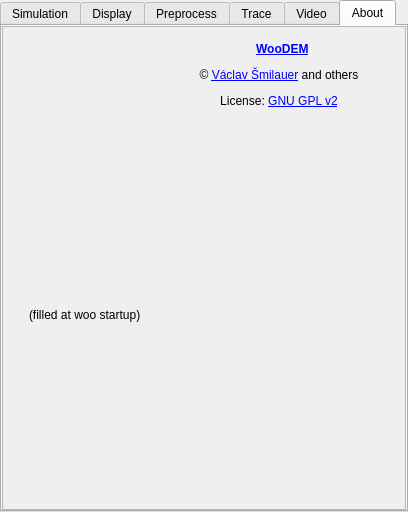
Old version of the form gui/qt4/controller.ui in the repository Azeko2xo/woodem.
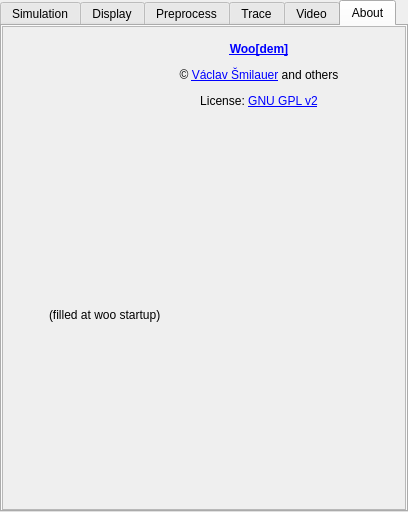
New version of the form. The open tabs and pages were chosen to show the change. Icons and pictures are not drawn.

```diff
--- a/gui/qt4/controller.ui
+++ b/gui/qt4/controller.ui
@@ -994,8 +994,8 @@
            <rect>
             <x>0</x>
             <y>0</y>
-            <width>223</width>
-            <height>124</height>
+            <width>402</width>
+            <height>477</height>
            </rect>
           </property>
           <property name="sizePolicy">
@@ -1037,7 +1037,7 @@
                 <bool>true</bool>
                </property>
                <property name="sizePolicy">
-                <sizepolicy hsizetype="MinimumExpanding" vsizetype="Minimum">
+                <sizepolicy hsizetype="Minimum" vsizetype="Minimum">
                  <horstretch>0</horstretch>
                  <verstretch>0</verstretch>
                 </sizepolicy>
@@ -1050,7 +1050,7 @@
                </property>
                <property name="maximumSize">
                 <size>
-                 <width>150</width>
+                 <width>110</width>
                  <height>100</height>
                 </size>
                </property>
@@ -1097,7 +1097,7 @@
                 </size>
                </property>
                <property name="text">
-                <string>&lt;p align=&quot;center&quot;&gt;&amp;nbsp;&amp;nbsp;&lt;a href=&quot;http://www.woodem.eu&quot;&gt;&lt;b&gt;WooDEM&lt;/b&gt;&lt;/a&gt;&lt;/p&gt;&lt;p align=&quot;center&quot;&gt;© &lt;a href=&quot;mailto:woodem@doxo.eu&quot;&gt;Václav Šmilauer&lt;/span&gt;&lt;/a&gt; and others&lt;/p&gt;&lt;p align=&quot;center&quot;&gt;License: &lt;a href=&quot;http://opensource.org/licenses/gpl-2.0.php&quot;&gt;GNU GPL v2&lt;/a&gt;&lt;/p&gt;</string>
+                <string>&lt;html&gt;&lt;head/&gt;&lt;body&gt;&lt;p align=&quot;center&quot;&gt;&lt;a href=&quot;http://www.woodem.eu&quot;&gt;&lt;span style=&quot; font-weight:600; text-decoration: underline; color:#0000ff;&quot;&gt;Woo[dem]&lt;/span&gt;&lt;/a&gt;&lt;/p&gt;&lt;p align=&quot;center&quot;&gt;© &lt;a href=&quot;mailto:vaclav.smilauer@woodem.eu&quot;&gt;&lt;span style=&quot; text-decoration: underline; color:#0000ff;&quot;&gt;Václav Šmilauer&lt;/span&gt;&lt;/a&gt; and others&lt;/p&gt;&lt;p align=&quot;center&quot;&gt;License: &lt;a href=&quot;http://opensource.org/licenses/gpl-2.0.php&quot;&gt;&lt;span style=&quot; text-decoration: underline; color:#0000ff;&quot;&gt;GNU GPL v2&lt;/span&gt;&lt;/a&gt;&lt;/p&gt;&lt;/body&gt;&lt;/html&gt;</string>
                </property>
                <property name="textFormat">
                 <enum>Qt::RichText</enum>
```
Left out of the diff: 14 changed lines with no effect on the pictures.
